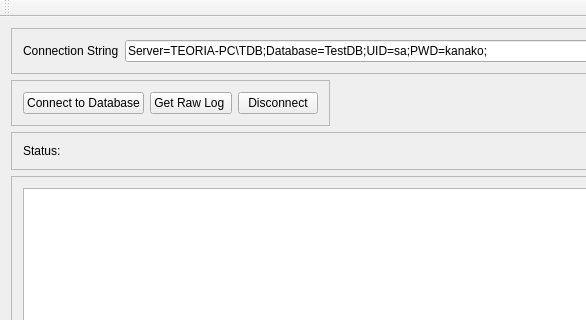
Immac/TeoriaDB, file mainwindow.ui: the form before one commit; both pictures show x 0 to 586 and y 0 to 320 of the 680 by 480 pixel window.
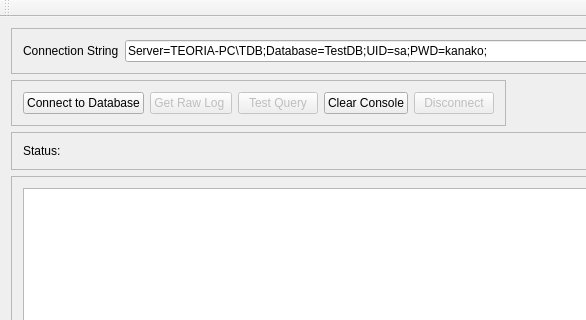
The form after the commit.

Patch:
```diff
--- a/mainwindow.ui
+++ b/mainwindow.ui
@@ -80,6 +80,9 @@
        </item>
        <item>
         <widget class="QPushButton" name="pbRawLog">
+         <property name="enabled">
+          <bool>false</bool>
+         </property>
          <property name="sizePolicy">
           <sizepolicy hsizetype="Fixed" vsizetype="Fixed">
            <horstretch>0</horstretch>
@@ -91,8 +94,28 @@
          </property>
         </widget>
        </item>
+       <item>
+        <widget class="QPushButton" name="pb_testQuery">
+         <property name="enabled">
+          <bool>false</bool>
+         </property>
+         <property name="text">
+          <string>Test Query</string>
+         </property>
+        </widget>
+       </item>
+       <item>
+        <widget class="QPushButton" name="pb_clearConsole">
+         <property name="text">
+          <string>Clear Console</string>
+         </property>
+        </widget>
+       </item>
        <item>
         <widget class="QPushButton" name="pbDisconnect">
+         <property name="enabled">
+          <bool>false</bool>
+         </property>
          <property name="text">
           <string>Disconnect</string>
          </property>
```
